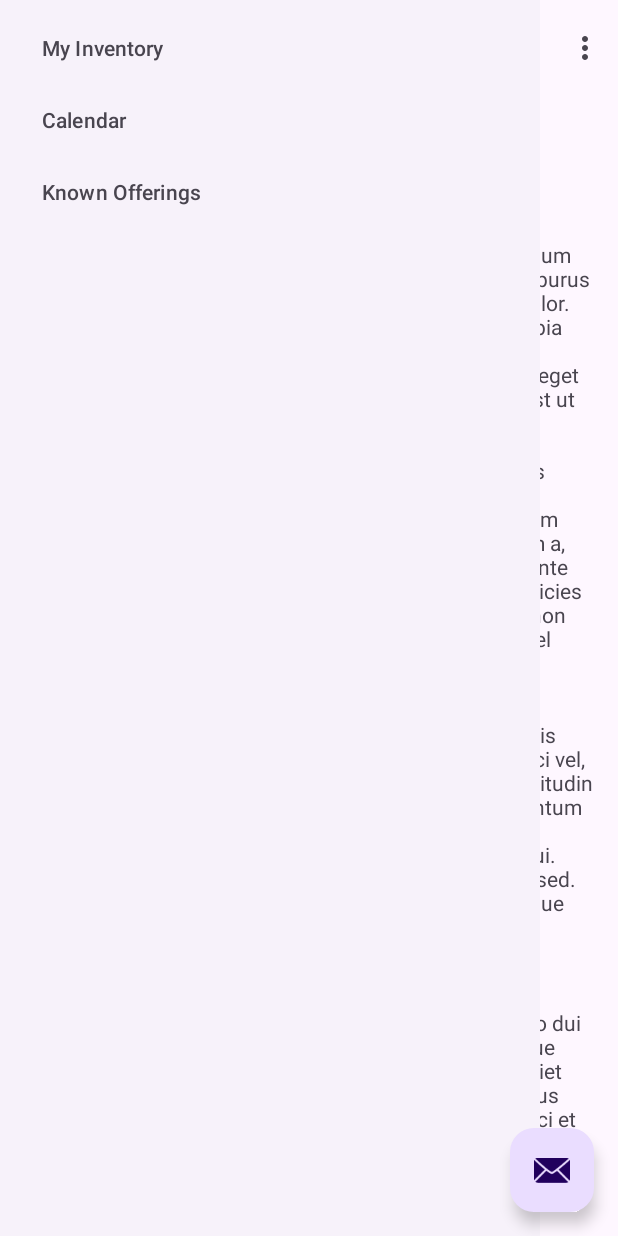
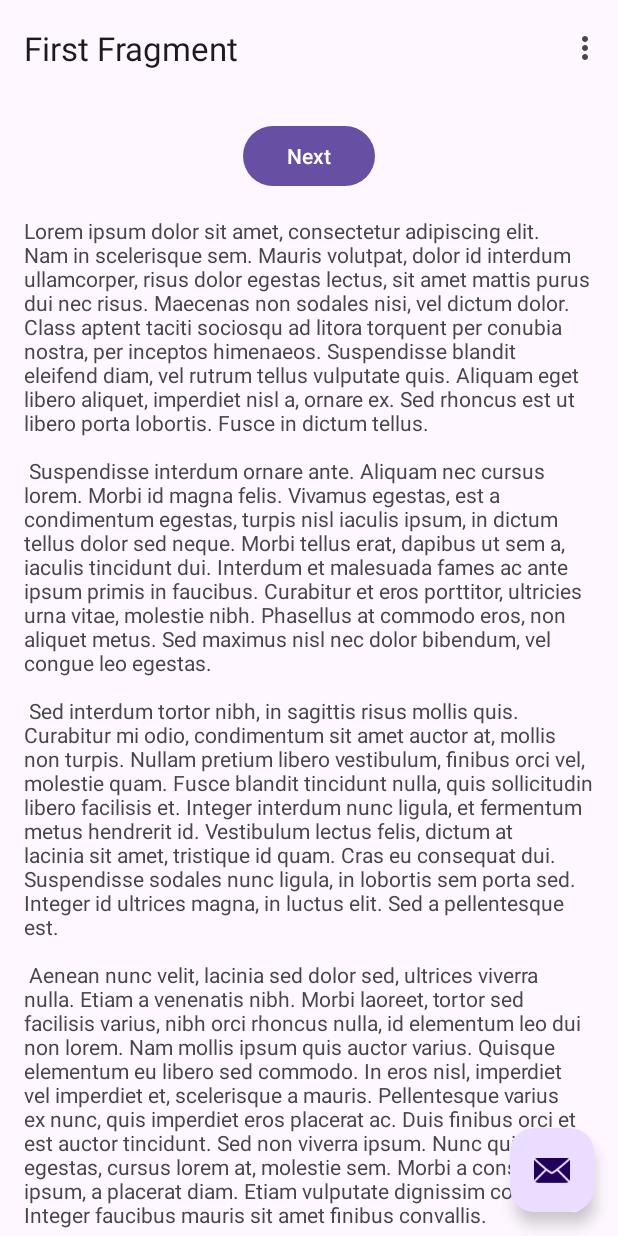
Before and after one commit to Bluzix/g-guage, an Android app: the screen it shows after launch (MainActivity), on a phone screen of 412 x 824 dp. Run offline under Robolectric (Android 15) with nearby library versions, the phone set to English and light mode, and no system bars; our stand-ins replace navigation-ui.

Commit message:
Fixed Layout
- CoordinatorLayout needs to be
inside of DrawerLayout
- Renamed "Known Items" to
"Catalog"
- Added description to FAB
- Renamed ids in menu

```diff
--- a/app/src/main/res/layout/activity_main.xml
+++ b/app/src/main/res/layout/activity_main.xml
@@ -1,11 +1,19 @@
 <?xml version="1.0" encoding="utf-8"?>
-<androidx.coordinatorlayout.widget.CoordinatorLayout xmlns:android="http://schemas.android.com/apk/res/android"
+<androidx.drawerlayout.widget.DrawerLayout
+    xmlns:android="http://schemas.android.com/apk/res/android"
     xmlns:app="http://schemas.android.com/apk/res-auto"
     xmlns:tools="http://schemas.android.com/tools"
+    android:id="@+id/my_drawer_layout"
     android:layout_width="match_parent"
     android:layout_height="match_parent"
-    android:fitsSystemWindows="true"
-    tools:context=".MainActivity">
+    tools:context=".MainActivity"
+    tools:ignore="HardcodedText">
+
+    <!-- The main activity sitting below the Navigation Drawer with the FAB -->
+    <androidx.coordinatorlayout.widget.CoordinatorLayout
+        android:layout_width="match_parent"
+        android:layout_height="match_parent"
+        android:fitsSystemWindows="true">
 
         <com.google.android.material.appbar.AppBarLayout
             android:layout_width="match_parent"
@@ -28,7 +36,10 @@
             android:layout_gravity="bottom|end"
             android:layout_marginEnd="@dimen/fab_margin"
             android:layout_marginBottom="16dp"
-        app:srcCompat="@android:drawable/ic_dialog_email" />
+            android:contentDescription="@string/fab_description"
+            app:srcCompat="@android:drawable/ic_dialog_email"/>
+
+    </androidx.coordinatorlayout.widget.CoordinatorLayout>
 
     <com.google.android.material.navigation.NavigationView
         android:layout_width="wrap_content"
@@ -36,4 +47,4 @@
         android:layout_gravity="start"
         app:menu="@menu/navigation_menu" />
 
-</androidx.coordinatorlayout.widget.CoordinatorLayout>
+</androidx.drawerlayout.widget.DrawerLayout>
--- a/app/src/main/res/menu/navigation_menu.xml
+++ b/app/src/main/res/menu/navigation_menu.xml
@@ -4,10 +4,10 @@
     <item android:id="@+id/nav_inventory"
         android:title="@string/my_inventory" />
 
-    <item android:id="@+id/calendar"
+    <item android:id="@+id/nav_calendar"
         android:title="@string/calendar" />
 
-    <item android:id="@+id/known_offerings"
-        android:title="@string/known_offerings" />
+    <item android:id="@+id/nav_catalog"
+        android:title="@string/catalog" />
 
 </menu>
--- a/app/src/main/res/values/strings.xml
+++ b/app/src/main/res/values/strings.xml
@@ -47,5 +47,8 @@
     <!-- Strings for the Navigation Drawer -->
     <string name="my_inventory">My Inventory</string>
     <string name="calendar">Calendar</string>
-    <string name="known_offerings">Known Offerings</string>
+    <string name="catalog">Catalog</string>
+
+    <!-- Strings for descriptions -->
+    <string name="fab_description">Perform Action</string>
 </resources>
```
Lines whose indentation alone changed are shown as unchanged.
